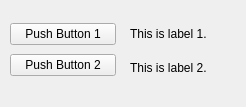
Old version of the form resource/rqt_push_button.ui in the repository BruceChanJianLe/ros2_rqt_plugin.
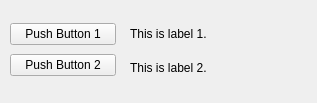
New version of the form.

Commit message:
update rqt push button
Attempt to use ui in custom widget slot.

The edit to the form file:
```diff
--- a/resource/rqt_push_button.ui
+++ b/resource/rqt_push_button.ui
@@ -6,8 +6,8 @@
    <rect>
     <x>0</x>
     <y>0</y>
-    <width>246</width>
-    <height>107</height>
+    <width>317</width>
+    <height>103</height>
    </rect>
   </property>
   <property name="windowTitle">
@@ -18,7 +18,7 @@
     <rect>
      <x>130</x>
      <y>20</y>
-     <width>101</width>
+     <width>161</width>
      <height>61</height>
     </rect>
    </property>
```
